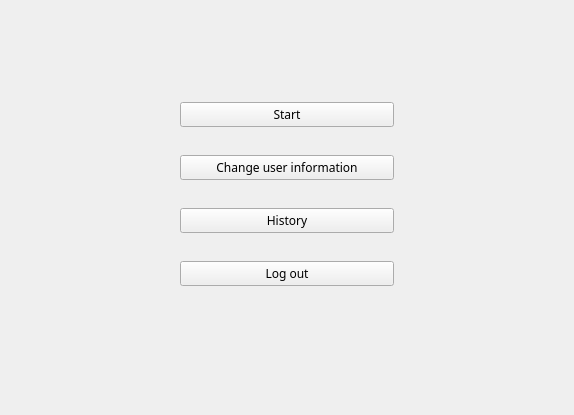
Qt form menu.ui (A-hmy/SkullKing_Endless-Loop_8) before a commit.
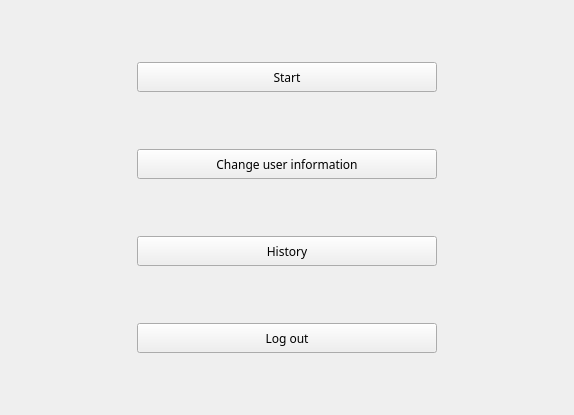
The same form after that commit.

```diff
--- a/menu.ui
+++ b/menu.ui
@@ -13,18 +13,21 @@
   <property name="windowTitle">
    <string>Form</string>
   </property>
-  <widget class="QWidget" name="layoutWidget">
-   <property name="geometry">
-    <rect>
-     <x>180</x>
-     <y>80</y>
-     <width>214</width>
-     <height>231</height>
-    </rect>
-   </property>
-   <layout class="QVBoxLayout" name="verticalLayout_2">
-    <item>
+  <layout class="QGridLayout" name="gridLayout">
+   <item row="0" column="0">
      <widget class="QPushButton" name="Start_2">
+     <property name="minimumSize">
+      <size>
+       <width>300</width>
+       <height>30</height>
+      </size>
+     </property>
+     <property name="maximumSize">
+      <size>
+       <width>300</width>
+       <height>30</height>
+      </size>
+     </property>
       <property name="font">
        <font>
         <family>Segoe Script</family>
@@ -35,8 +38,20 @@
       </property>
      </widget>
     </item>
-    <item>
+   <item row="1" column="0">
      <widget class="QPushButton" name="Changeinformation_2">
+     <property name="minimumSize">
+      <size>
+       <width>300</width>
+       <height>30</height>
+      </size>
+     </property>
+     <property name="maximumSize">
+      <size>
+       <width>300</width>
+       <height>30</height>
+      </size>
+     </property>
       <property name="font">
        <font>
         <family>Segoe Script</family>
@@ -47,8 +62,20 @@
       </property>
      </widget>
     </item>
-    <item>
+   <item row="2" column="0">
      <widget class="QPushButton" name="History_2">
+     <property name="minimumSize">
+      <size>
+       <width>300</width>
+       <height>30</height>
+      </size>
+     </property>
+     <property name="maximumSize">
+      <size>
+       <width>300</width>
+       <height>30</height>
+      </size>
+     </property>
       <property name="font">
        <font>
         <family>Segoe Script</family>
@@ -59,8 +86,20 @@
       </property>
      </widget>
     </item>
-    <item>
+   <item row="3" column="0">
      <widget class="QPushButton" name="Logout_2">
+     <property name="minimumSize">
+      <size>
+       <width>300</width>
+       <height>30</height>
+      </size>
+     </property>
+     <property name="maximumSize">
+      <size>
+       <width>300</width>
+       <height>30</height>
+      </size>
+     </property>
       <property name="font">
        <font>
         <family>Segoe Script</family>
@@ -72,7 +111,6 @@
      </widget>
     </item>
    </layout>
-  </widget>
  </widget>
  <resources/>
  <connections/>
```
Lines whose indentation alone changed are shown as unchanged.
